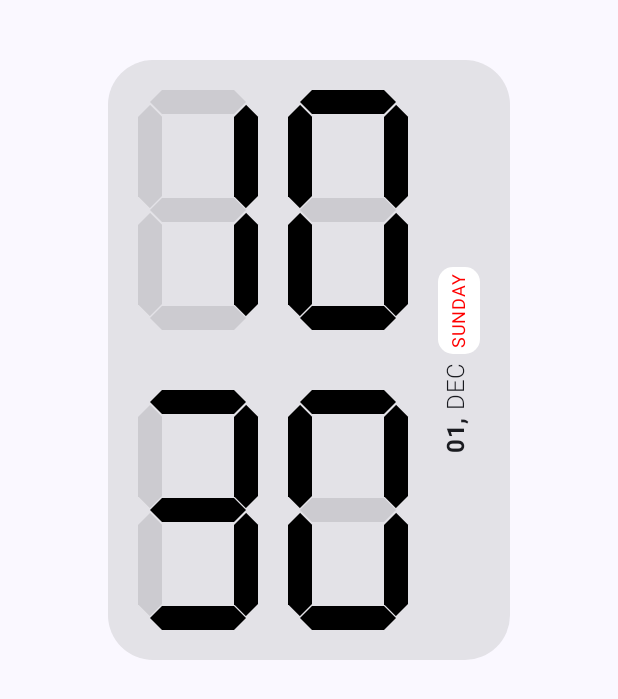
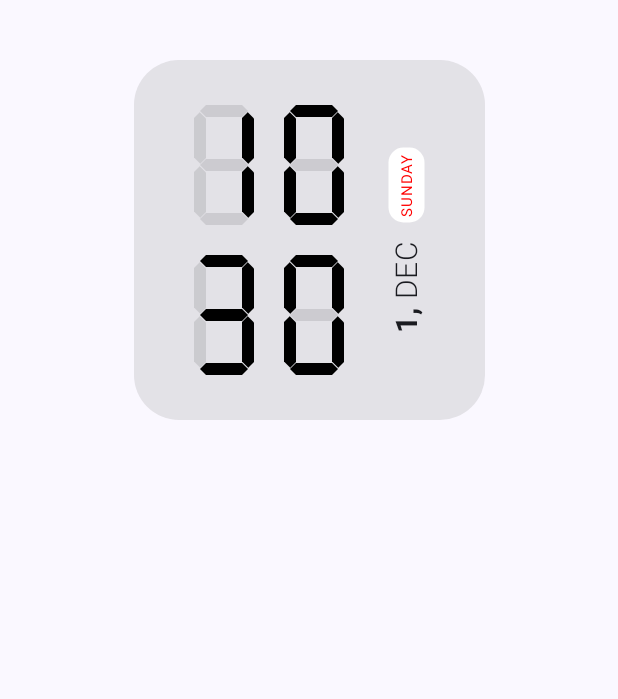
Before and after one commit to matinnasiri01/digitalClock, an Android app built with Jetpack Compose: the screen it shows after launch (MainActivity), on a phone screen of 412 x 824 dp. Shown: the top 699 px of the screen. Run offline under Robolectric (Android 15) with nearby library versions, the phone set to English and light mode, and no system bars.

Commit message:
Solving the problem of not updating the time over time Slight change in watch design Creation of data class for more understandable use in ui

```diff
--- a/app/src/main/java/io/nasiri/clock/MainActivity.kt
+++ b/app/src/main/java/io/nasiri/clock/MainActivity.kt
@@ -7,11 +7,17 @@ import androidx.activity.enableEdgeToEdge
 import androidx.compose.foundation.layout.fillMaxSize
 import androidx.compose.foundation.layout.padding
 import androidx.compose.material3.Scaffold
+import androidx.compose.runtime.LaunchedEffect
+import androidx.compose.runtime.getValue
+import androidx.compose.runtime.mutableStateOf
+import androidx.compose.runtime.remember
+import androidx.compose.runtime.setValue
 import androidx.compose.ui.Modifier
 import androidx.compose.ui.layout.layout
 import io.nasiri.clock.ui.MainDigitalClock
 import io.nasiri.clock.ui.theme.ClockTheme
-import io.nasiri.clock.util.getCurrentFormattedDateTime
+import io.nasiri.clock.util.getCurrentTimeData
+import kotlinx.coroutines.delay
 
 class MainActivity : ComponentActivity() {
     override fun onCreate(savedInstanceState: Bundle?) {
@@ -20,9 +26,17 @@ class MainActivity : ComponentActivity() {
         setContent {
             ClockTheme {
                 Scaffold(modifier = Modifier.fillMaxSize()) { innerPadding ->
+                    var currentTime by remember { mutableStateOf(getCurrentTimeData()) }
+
+                    LaunchedEffect(Unit) {
+                        while (true) {
+                            currentTime = getCurrentTimeData()
+                            delay(1000)
+                        }
+                    }
+
                     MainDigitalClock(
-                        modifier = Modifier.padding(innerPadding),
-                        data = getCurrentFormattedDateTime()
+                        modifier = Modifier.padding(innerPadding), data = currentTime
                     )
                 }
             }
--- a/app/src/main/java/io/nasiri/clock/ui/MainDigitalClock.kt
+++ b/app/src/main/java/io/nasiri/clock/ui/MainDigitalClock.kt
@@ -4,18 +4,18 @@ import androidx.compose.foundation.background
 import androidx.compose.foundation.layout.Arrangement
 import androidx.compose.foundation.layout.Box
 import androidx.compose.foundation.layout.Row
-import androidx.compose.foundation.layout.fillMaxHeight
+import androidx.compose.foundation.layout.Spacer
 import androidx.compose.foundation.layout.fillMaxWidth
-import androidx.compose.foundation.layout.height
 import androidx.compose.foundation.layout.padding
+import androidx.compose.foundation.layout.size
 import androidx.compose.foundation.layout.width
 import androidx.compose.foundation.shape.RoundedCornerShape
 import androidx.compose.material3.Text
 import androidx.compose.runtime.Composable
 import androidx.compose.ui.Alignment
 import androidx.compose.ui.Modifier
-import androidx.compose.ui.draw.rotate
 import androidx.compose.ui.graphics.Color
+import androidx.compose.ui.graphics.graphicsLayer
 import androidx.compose.ui.text.SpanStyle
 import androidx.compose.ui.text.buildAnnotatedString
 import androidx.compose.ui.text.font.FontWeight
@@ -23,12 +23,12 @@ import androidx.compose.ui.text.withStyle
 import androidx.compose.ui.unit.dp
 import androidx.compose.ui.unit.sp
 import io.nasiri.clock.ui.item.SingleCounter
+import io.nasiri.clock.util.TimeData
 import io.nasiri.clock.util.new01
 import io.nasiri.clock.vertical
 
 @Composable
-fun MainDigitalClock(modifier: Modifier = Modifier, data: List<String>) {
-    val ss = data[0].split("").filter { it.isNotBlank() }.map { it.toInt() }
+fun MainDigitalClock(modifier: Modifier = Modifier, data: TimeData) {
     Box(
         modifier = modifier
             .fillMaxWidth()
@@ -40,67 +40,74 @@ fun MainDigitalClock(modifier: Modifier = Modifier, data: List<String>) {
                 .background(
                     color = Color.Gray.copy(.2f), shape = RoundedCornerShape(30.dp)
                 )
-                .padding(20.dp)
+                .padding(horizontal = 40.dp, vertical = 30.dp)
         ) {
             Row(
-                modifier = Modifier.height(360.dp),
                 verticalAlignment = Alignment.CenterVertically,
-                horizontalArrangement = Arrangement.spacedBy(20.dp)
+                horizontalArrangement = Arrangement.spacedBy(30.dp)
             ) {
                 Box(
-                    modifier = Modifier
-                        .fillMaxHeight()
-                        .width(180.dp)
+                    modifier = Modifier.size(100.dp, 180.dp),
                 ) {
 
                     SingleCounter(
                         showColor = Color.Black,
-                        active = new01[ss[0]]?.map { it == 1 }!!,
-                        boxWidth = 80.dp
+                        active = new01[data.hours.first]?.map { it == 1 }!!,
+                        boxWidth = 40.dp
                     )
                     SingleCounter(
                         showColor = Color.Black,
                         modifier = Modifier.align(Alignment.TopEnd),
-                        active = new01[ss[1]]?.map { it == 1 }!!,
-                        boxWidth = 80.dp
+                        active = new01[data.hours.second]?.map { it == 1 }!!,
+                        boxWidth = 40.dp
                     )
                     SingleCounter(
                         showColor = Color.Black,
                         modifier = Modifier.align(Alignment.BottomEnd),
-                        active = new01[ss[3]]?.map { it == 1 }!!,
-                        boxWidth = 80.dp
+                        active = new01[data.minutes.second]?.map { it == 1 }!!,
+                        boxWidth = 40.dp
                     )
 
                     SingleCounter(
                         showColor = Color.Black,
                         modifier = Modifier.align(Alignment.BottomStart),
-                        active = new01[ss[2]]?.map { it == 1 }!!,
-                        boxWidth = 80.dp
+                        active = new01[data.minutes.first]?.map { it == 1 }!!,
+                        boxWidth = 40.dp
                     )
                 }
                 Row(
                     modifier = Modifier
-                        .rotate(270f)
-                        .vertical()
+                        .graphicsLayer(rotationZ = 270f)
+                        .vertical(),
+                    verticalAlignment = Alignment.CenterVertically
                 ) {
                     val annotatedString = buildAnnotatedString {
-                        withStyle(style = SpanStyle(fontWeight = FontWeight.Bold)) {
-                            append("${data[1]}, ")
+                        withStyle(
+                            style = SpanStyle(
+                                fontWeight = FontWeight.Bold, fontSize = 20.sp
+                            )
+                        ) {
+                            append("${data.day}, ")
                         }
-                        withStyle(style = SpanStyle(fontWeight = FontWeight.Light)) {
-                            append("${data[2]} ")
+                        withStyle(
+                            style = SpanStyle(
+                                fontWeight = FontWeight.Light, fontSize = 20.sp
+                            )
+                        ) {
+                            append(data.month.uppercase())
                         }
                     }
                     Text(text = annotatedString)
+                    Spacer(modifier = Modifier.width(12.dp))
                     Text(
-                        text = data[3],
+                        text = data.dayName.uppercase(),
                         color = Color.Red,
-                        fontSize = 12.sp,
+                        fontSize = 10.sp,
                         modifier = Modifier
                             .background(
                                 color = Color.White, shape = RoundedCornerShape(10.dp)
                             )
-                            .padding(vertical = 2.dp, horizontal = 4.dp)
+                            .padding(horizontal = 4.dp)
                     )
                 }
             }
--- a/app/src/main/java/io/nasiri/clock/util/dic.kt
+++ b/app/src/main/java/io/nasiri/clock/util/dic.kt
@@ -17,8 +17,29 @@ val new01 = mapOf(
     9 to listOf(1, 1, 1, 1, 0, 1, 1)
 )
 
-fun getCurrentFormattedDateTime(): List<String> {
+fun getCurrentTimeData(): TimeData {
+
     val calendar = Calendar.getInstance()
-    val dateFormat = SimpleDateFormat("HHmm dd MMM EEEE", Locale.ENGLISH)
-    return dateFormat.format(calendar.time).uppercase().split(" ")
+    val monthFormat = SimpleDateFormat("MMM", Locale.ENGLISH)
+    val dayNameFormat = SimpleDateFormat("EEEE", Locale.ENGLISH)
+
+    val hour = calendar.get(Calendar.HOUR_OF_DAY)
+    val minute = calendar.get(Calendar.MINUTE)
+
+    return TimeData(
+        hours = Pair(hour / 10, hour % 10),
+        minutes = Pair(minute / 10, minute % 10),
+        day = calendar.get(Calendar.DAY_OF_WEEK),
+        month = monthFormat.format(calendar.time),
+        dayName = dayNameFormat.format(calendar.time)
+    )
 }
+
+
+data class TimeData(
+    val hours: Pair<Int, Int>,
+    val minutes: Pair<Int, Int>,
+    val day: Int,
+    val month: String,
+    val dayName: String
+)
```
